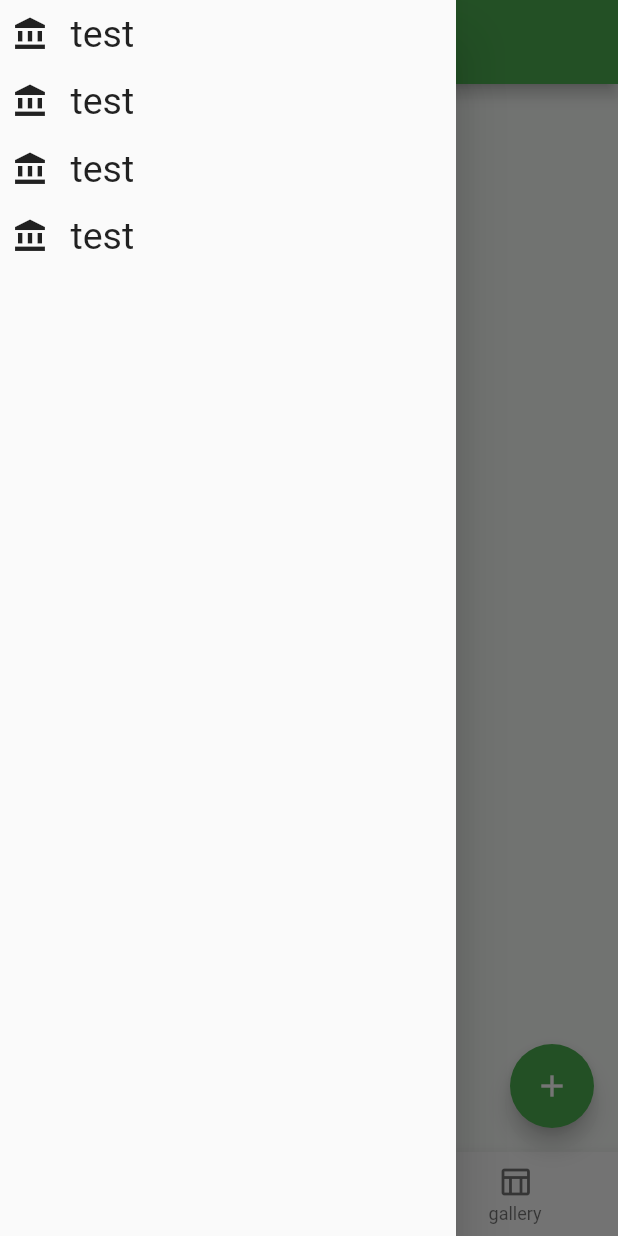
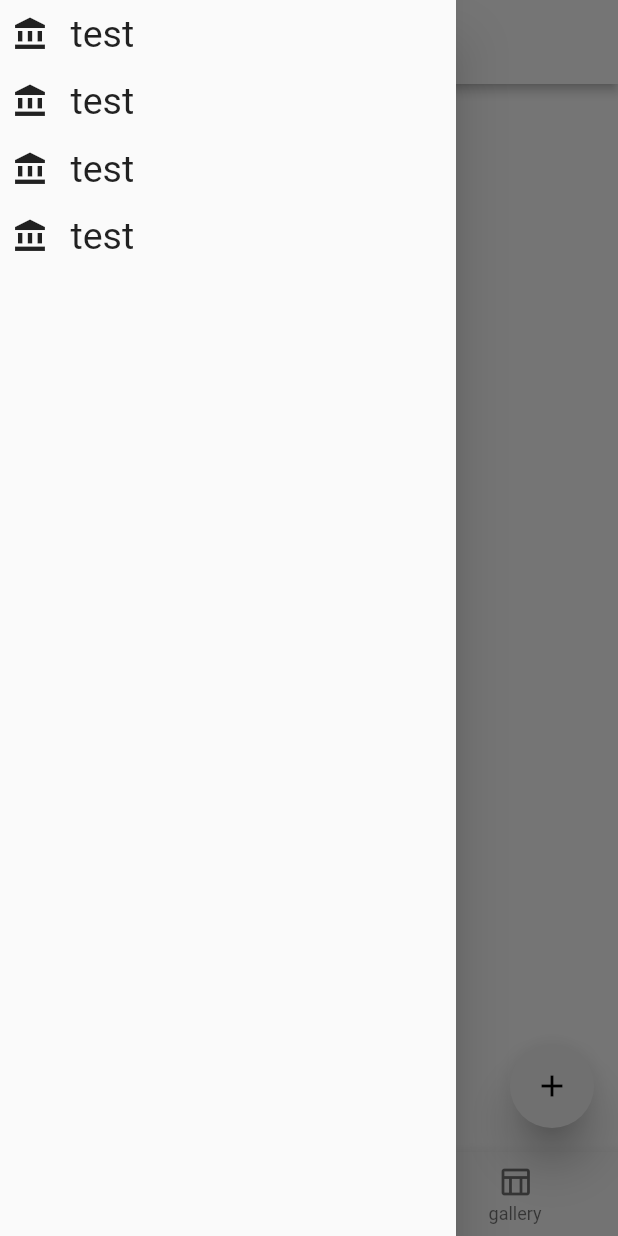
Before and after one commit to AhmedAbdoElhawary/list_view_with_firestore, a Flutter app: the screen it shows after launch, with the side drawer open, on a phone screen of 412 x 824 dp. Run offline on Flutter 3.47's test engine with Material 2 defaults, Android fonts, the phone set to English and light mode, and no system bars; our stand-ins replace bloc, cloud_firestore, firebase_core, firebase_database, flutter_bloc, sqflite; accounts and stored records are empty.

Commit message:
some updates in UI

```diff
--- a/lib/NevigationBar.dart
+++ b/lib/NevigationBar.dart
@@ -21,10 +21,12 @@ class NevigationBar extends StatelessWidget {
           return SafeArea(
             child: Scaffold(
               appBar: AppBar(
-                backgroundColor: cubit.list_color[cubit.c_index],
+                backgroundColor: Colors.white,
+                elevation: 2.7,
               ),
               drawer: Drawer(
                 child: Column(
+
                   children: [
                     Padding(
                       padding: const EdgeInsets.all(8.0),
@@ -99,14 +101,14 @@ class NevigationBar extends StatelessWidget {
               ),
               body: cubit.list_widget[cubit.c_index],
               bottomNavigationBar: BottomNavigationBar(
-                selectedItemColor: cubit.list_color[cubit.c_index],
+                selectedItemColor:Colors.lightBlueAccent[350],
+                // selectedItemColor: cubit.list_color[cubit.c_index],
                 currentIndex: cubit.c_index,
                 onTap: (value) {
                   cubit.getIndex(value);
                 },
                 items: [
                   BottomNavigationBarItem(
-                      backgroundColor: Colors.green,
                       icon: Icon(Icons.list_outlined),
                       label: 'list view'),
                   BottomNavigationBarItem(
@@ -119,7 +121,6 @@ class NevigationBar extends StatelessWidget {
                 onPressed: () {
                   // print("${LogicShowCubit.task}");
                   Navigator.push(
-
                     context,
                     MaterialPageRoute(builder: (context) => FormScreen()),
                   );
@@ -131,8 +132,10 @@ class NevigationBar extends StatelessWidget {
                 },
                 child: Icon(
                   Icons.add,
+                  color: Colors.black,
                 ),
-                backgroundColor: cubit.list_color[cubit.c_index],
+                backgroundColor:Colors.grey[100],
+                elevation: 12,
               ),
             ),
           );
--- a/lib/card(GridView).dart
+++ b/lib/card(GridView).dart
@@ -106,8 +106,8 @@ class CardGridView extends StatelessWidget {
             final docs = snapshot.data!.docs;
 
               return GridView.builder(
-                  padding: EdgeInsets.all(7),
-
+                padding: EdgeInsets.all(7),
+                physics: BouncingScrollPhysics(),
                 itemBuilder: (BuildContext context, int index) =>
                     cubit.buildOneContainerGridView(docs[index]),
 
--- a/lib/deck(list_view).dart
+++ b/lib/deck(list_view).dart
@@ -35,12 +35,14 @@ class deckListView extends StatelessWidget {
               final docs = snapshot.data!.docs;
 
               return ListView.separated(
+                physics: BouncingScrollPhysics(),
                   itemBuilder: (context, index) =>cubit.buildPaddingListView(docs[index]),
                   separatorBuilder: (context, index) => Container(
                     width: double.infinity,
-                    height: 1,
+                    height: 5,
                   ),
-                  itemCount:docs.length
+                  itemCount:docs.length,
+
               );
             },
           );
--- a/lib/gallery(ScreenHome).dart
+++ b/lib/gallery(ScreenHome).dart
@@ -32,7 +32,7 @@ class galleryScreenHome extends StatelessWidget {
 
               return GridView.builder(
                 padding: EdgeInsets.all(15),
-
+                physics: BouncingScrollPhysics(),
                 itemBuilder: (BuildContext context, int index) =>
                     cubit.buildTwoContainerGridView(docs[index]),
 
--- a/lib/main.dart
+++ b/lib/main.dart
@@ -71,9 +71,7 @@ class MyApp extends StatelessWidget {
       debugShowCheckedModeBanner: false,
       title: 'AppSheet',
       theme: ThemeData(
-        scaffoldBackgroundColor: Color.fromARGB(228, 247, 250, 247),
-        appBarTheme: AppBarTheme(
-        ),
+        scaffoldBackgroundColor: Colors.white,
       ),
       home:NevigationBar(),
     );
```
Also changed, not shown: lib/cubit/logicCubit.dart (+23 -8 lines).
